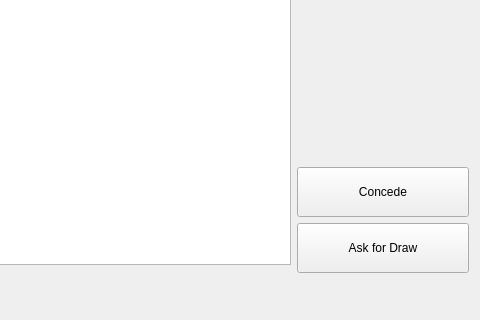
The window that mainwindow.ui (Ramph123/Chess-Game) describes before a commit, drawn with Qt 5; both pictures show x 220 to 700 and y 254 to 574 of the 700 by 574 pixel window.
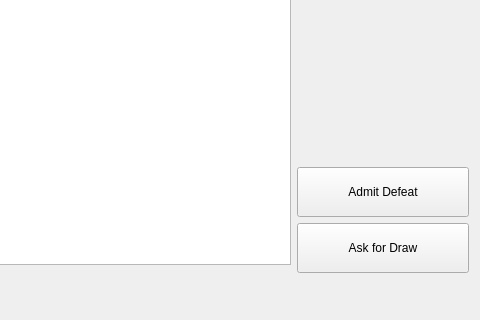
The same window after the commit.

Diff of the .ui file:
```diff
--- a/mainwindow.ui
+++ b/mainwindow.ui
@@ -124,7 +124,7 @@
            </size>
           </property>
           <property name="text">
-           <string>Concede</string>
+           <string>Admit Defeat</string>
           </property>
          </widget>
         </item>
```
